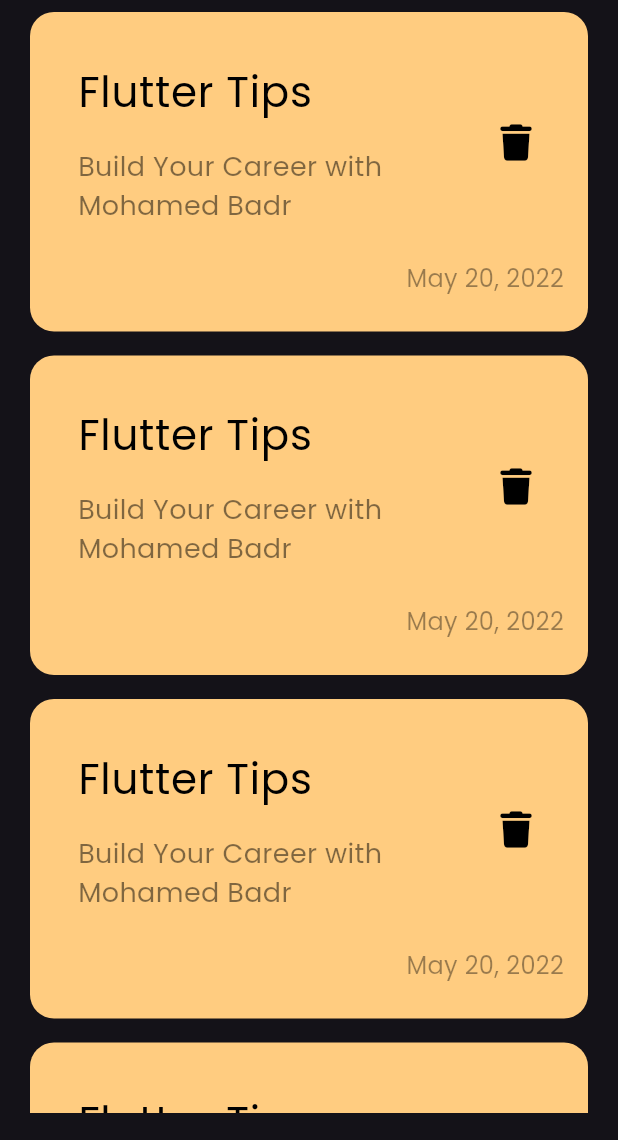
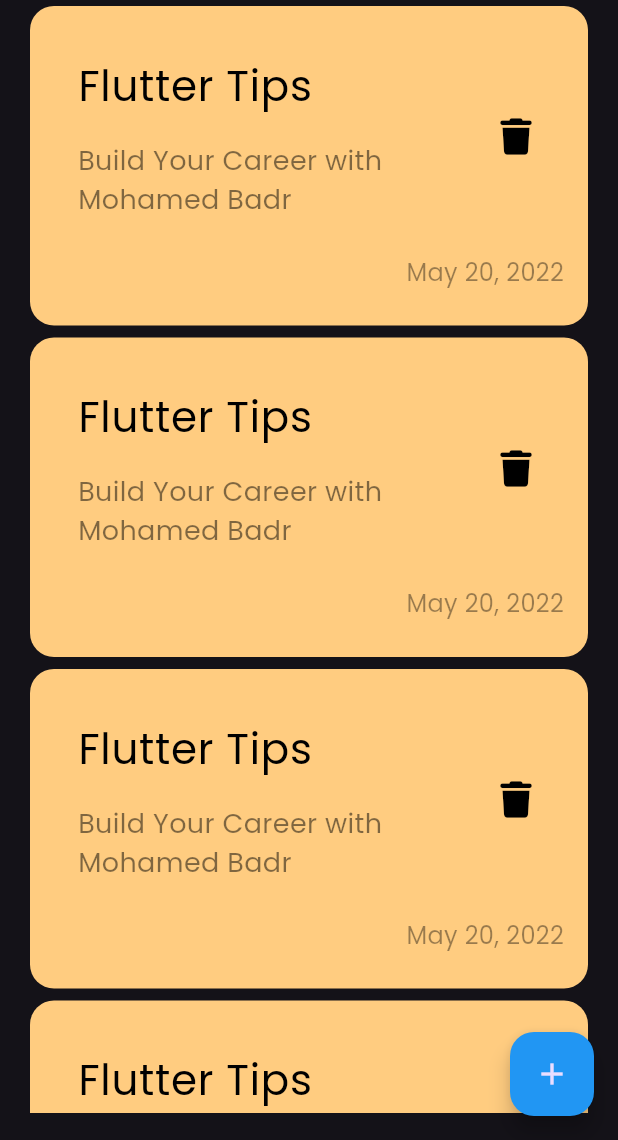
Before and after one commit to mohamedbadr12/Notes_app, a Flutter app: the screen it shows after launch, on a phone screen of 412 x 824 dp, the part 96-1236 px from its top. Run offline on Flutter 3.47's test engine with Material 3 defaults, Android fonts, the phone set to English and light mode, and no system bars; our stand-ins replace device_preview, font_awesome_flutter.

Commit message:
add floating action button

```diff
--- a/lib/features/notes/presentation/views/notes_view.dart
+++ b/lib/features/notes/presentation/views/notes_view.dart
@@ -6,8 +6,10 @@ class NotesView extends StatelessWidget {
 
   @override
   Widget build(BuildContext context) {
-    return const Scaffold(
-      body: NotesViewsBody(),
+    return  Scaffold(
+      floatingActionButton: FloatingActionButton(backgroundColor: Colors.blue,
+        onPressed: (){},child: const Icon(Icons.add),),
+      body: const NotesViewsBody(),
 
     );
   }
--- a/lib/features/notes/presentation/views/widgets/notes_list_view.dart
+++ b/lib/features/notes/presentation/views/widgets/notes_list_view.dart
@@ -10,7 +10,7 @@ class NotesListView extends StatelessWidget {
     return  ListView.builder(
       itemBuilder: (context, index) {
         return const Padding(
-          padding: EdgeInsets.symmetric(vertical: 8),
+          padding: EdgeInsets.symmetric(vertical: 4 ),
           child: NoteItem(),
         );
       },);
```
